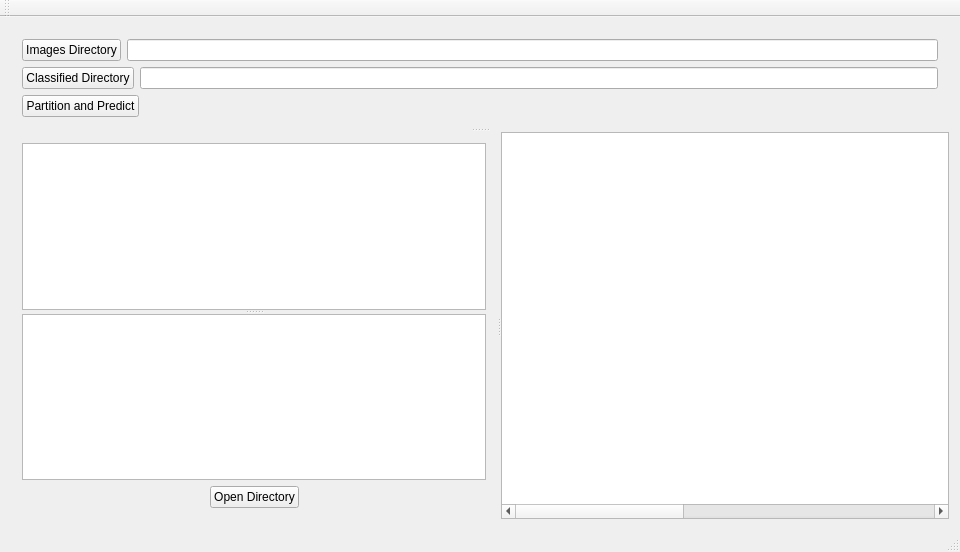
The window that CurrentImplementation02052018/mainwindow.ui (morganwest955/EcoCensus) describes before a commit, drawn with Qt 5.
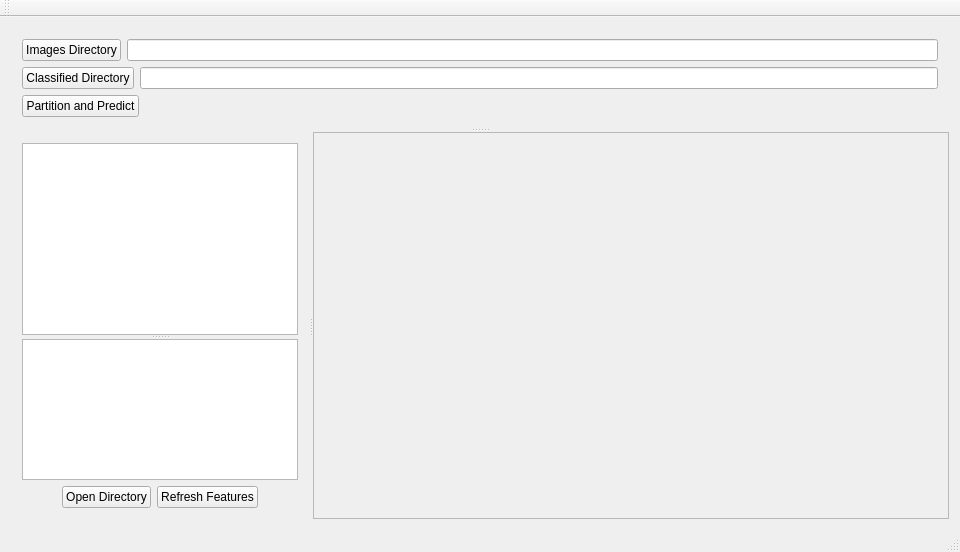
The same window after the commit.

```diff
--- a/CurrentImplementation02052018/mainwindow.ui
+++ b/CurrentImplementation02052018/mainwindow.ui
@@ -101,11 +101,31 @@
         <layout class="QVBoxLayout" name="verticalLayout">
          <item>
           <widget class="QSplitter" name="splitter">
+           <property name="sizePolicy">
+            <sizepolicy hsizetype="MinimumExpanding" vsizetype="Expanding">
+             <horstretch>0</horstretch>
+             <verstretch>0</verstretch>
+            </sizepolicy>
+           </property>
            <property name="orientation">
             <enum>Qt::Vertical</enum>
            </property>
-           <widget class="QListWidget" name="listWidget"/>
-           <widget class="QListWidget" name="dirList"/>
+           <widget class="QListWidget" name="listWidget">
+            <property name="sizePolicy">
+             <sizepolicy hsizetype="MinimumExpanding" vsizetype="MinimumExpanding">
+              <horstretch>0</horstretch>
+              <verstretch>0</verstretch>
+             </sizepolicy>
+            </property>
+           </widget>
+           <widget class="QListWidget" name="dirList">
+            <property name="sizePolicy">
+             <sizepolicy hsizetype="MinimumExpanding" vsizetype="Expanding">
+              <horstretch>0</horstretch>
+              <verstretch>0</verstretch>
+             </sizepolicy>
+            </property>
+           </widget>
           </widget>
          </item>
          <item>
@@ -115,6 +135,9 @@
              <property name="orientation">
               <enum>Qt::Horizontal</enum>
              </property>
+             <property name="sizeType">
+              <enum>QSizePolicy::Minimum</enum>
+             </property>
              <property name="sizeHint" stdset="0">
               <size>
                <width>40</width>
@@ -130,11 +153,21 @@
              </property>
             </widget>
            </item>
+           <item>
+            <widget class="QPushButton" name="pushButton">
+             <property name="text">
+              <string>Refresh Features</string>
+             </property>
+            </widget>
+           </item>
            <item>
             <spacer name="horizontalSpacer_2">
              <property name="orientation">
               <enum>Qt::Horizontal</enum>
              </property>
+             <property name="sizeType">
+              <enum>QSizePolicy::Minimum</enum>
+             </property>
              <property name="sizeHint" stdset="0">
               <size>
                <width>40</width>
@@ -147,131 +180,35 @@
          </item>
         </layout>
        </widget>
-       <widget class="QTableWidget" name="grid">
+       <widget class="QScrollArea" name="imageScroll">
         <property name="sizePolicy">
-         <sizepolicy hsizetype="Expanding" vsizetype="Expanding">
-          <horstretch>0</horstretch>
+         <sizepolicy hsizetype="MinimumExpanding" vsizetype="Expanding">
+          <horstretch>1</horstretch>
           <verstretch>0</verstretch>
          </sizepolicy>
         </property>
-        <property name="layoutDirection">
-         <enum>Qt::LeftToRight</enum>
+        <property name="widgetResizable">
+         <bool>true</bool>
         </property>
-        <property name="iconSize">
-         <size>
-          <width>125</width>
-          <height>200</height>
-         </size>
-        </property>
-        <property name="showGrid">
-         <bool>false</bool>
-        </property>
-        <attribute name="horizontalHeaderVisible">
-         <bool>false</bool>
-        </attribute>
-        <attribute name="verticalHeaderVisible">
-         <bool>false</bool>
-        </attribute>
-        <row>
-         <property name="text">
-          <string/>
+        <widget class="QWidget" name="scrollAreaWidgetContents">
+         <property name="geometry">
+          <rect>
+           <x>0</x>
+           <y>0</y>
+           <width>624</width>
+           <height>351</height>
+          </rect>
          </property>
-        </row>
-        <row>
-         <property name="text">
-          <string/>
-         </property>
-        </row>
-        <row>
-         <property name="text">
-          <string/>
-         </property>
-        </row>
-        <row>
-         <property name="text">
-          <string/>
-         </property>
-        </row>
-        <row>
-         <property name="text">
-          <string/>
-         </property>
-        </row>
-        <row>
-         <property name="text">
-          <string/>
-         </property>
-        </row>
-        <row>
-         <property name="text">
-          <string/>
-         </property>
-        </row>
-        <row>
-         <property name="text">
-          <string/>
-         </property>
-        </row>
-        <row>
-         <property name="text">
-          <string/>
-         </property>
-        </row>
-        <row>
-         <property name="text">
-          <string/>
-         </property>
-        </row>
-        <column>
-         <property name="text">
-          <string/>
-         </property>
-        </column>
-        <column>
-         <property name="text">
-          <string/>
-         </property>
-        </column>
-        <column>
-         <property name="text">
-          <string/>
-         </property>
-        </column>
-        <column>
-         <property name="text">
-          <string/>
-         </property>
-        </column>
-        <column>
-         <property name="text">
-          <string/>
-         </property>
-        </column>
-        <column>
-         <property name="text">
-          <string/>
-         </property>
-        </column>
-        <column>
-         <property name="text">
-          <string/>
-         </property>
-        </column>
-        <column>
-         <property name="text">
-          <string/>
-         </property>
-        </column>
-        <column>
-         <property name="text">
-          <string/>
-         </property>
-        </column>
-        <column>
-         <property name="text">
-          <string/>
-         </property>
-        </column>
+         <layout class="QGridLayout" name="gridLayout_2">
+          <item row="0" column="0">
+           <widget class="QLabel" name="imageLabel">
+            <property name="text">
+             <string/>
+            </property>
+           </widget>
+          </item>
+         </layout>
+        </widget>
        </widget>
       </widget>
      </widget>
```
Left out of the diff: 15 changed lines with no effect on the pictures.
